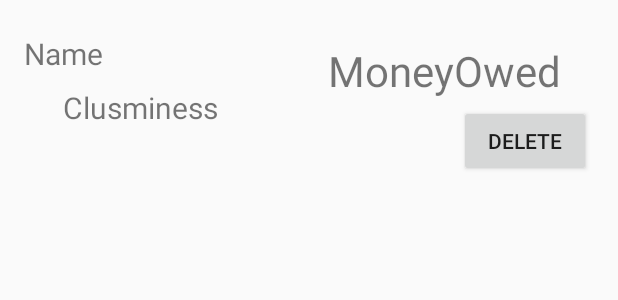
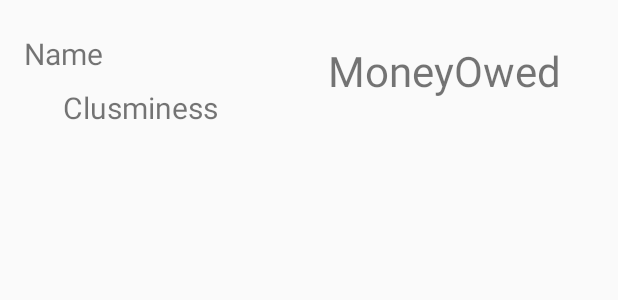
Before and after one commit to Kaaydong/Databases, an Android app: the layout friends_layout.xml on its own in the app's theme, with its tools: preview values and no code run, on a phone screen of 412 x 824 dp. Shown: the top 300 px of the screen. Run offline under Robolectric (Android 15) with nearby library versions, the phone set to English and light mode, and no system bars.

```diff
--- a/app/src/main/res/layout/friends_layout.xml
+++ b/app/src/main/res/layout/friends_layout.xml
@@ -45,14 +45,4 @@
         app:layout_constraintTop_toTopOf="parent"
         tools:text="Name" />
 
-    <Button
-        android:id="@+id/button_friendLayout_Delete"
-        android:layout_width="wrap_content"
-        android:layout_height="wrap_content"
-        android:layout_marginStart="159dp"
-        android:layout_marginEnd="17dp"
-        android:text="Delete"
-        app:layout_constraintEnd_toEndOf="parent"
-        app:layout_constraintStart_toEndOf="@+id/textView_friendLayout_clumsiness"
-        app:layout_constraintTop_toBottomOf="@+id/textView_friendLayout_moneyOwed" />
 </androidx.constraintlayout.widget.ConstraintLayout>
```
Also changed, not shown: app/src/main/java/com/mistershorr/databases/FriendListActivity.java (+22 -5 lines).
